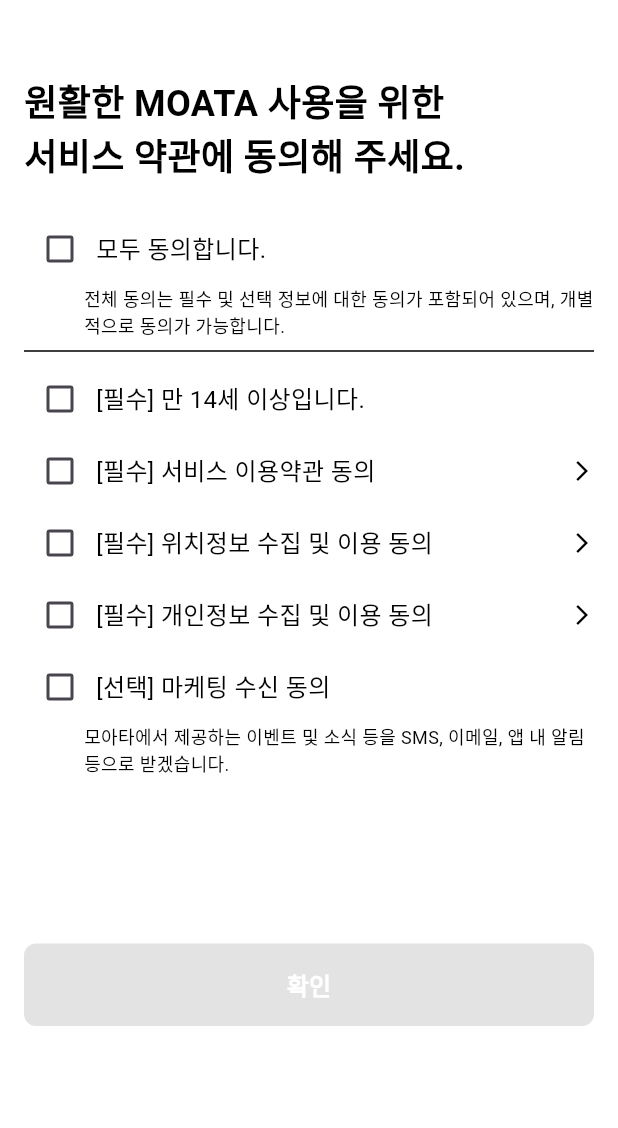
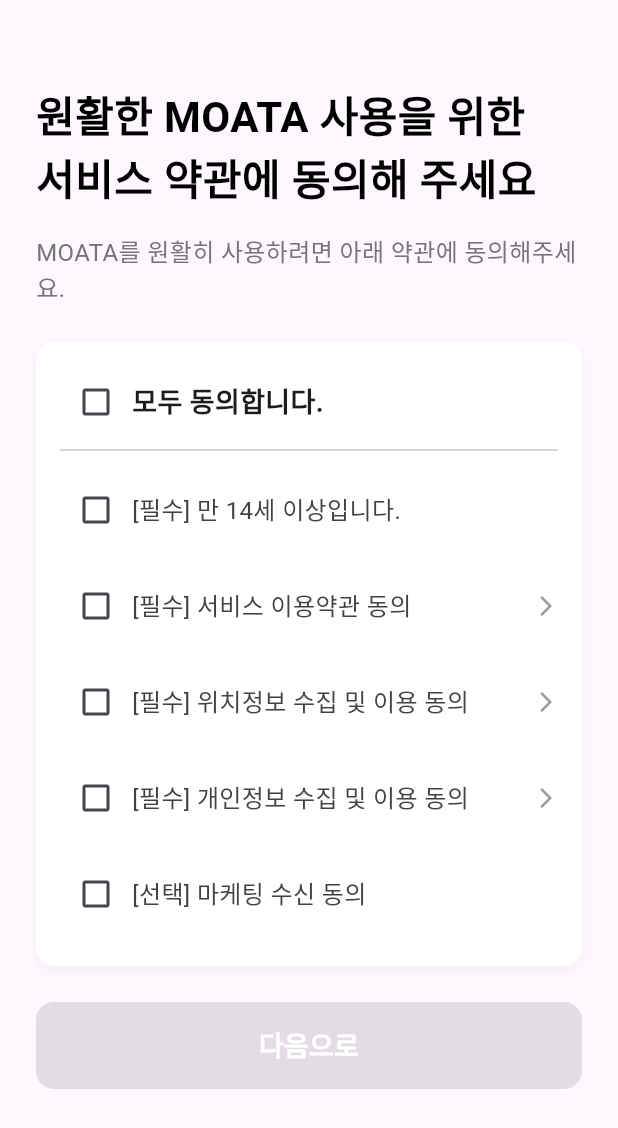
Before and after one commit to RYUjeonghyeon911/new-moata-flutter, a Flutter app: the screen it shows after launch, on a phone screen of 412 x 824 dp. Shown: the top 1128 px of the screen. Run offline on Flutter 3.47's test engine with Material 3 defaults, Android fonts, the phone set to English and light mode, and no system bars; our stand-ins replace geocoding; missing offline and left inert: flutter_naver_map.

Commit message:
12/22일 ui 전반적인 최종수정한 상태

```diff
--- a/lib/1.dart
+++ b/lib/1.dart
@@ -11,6 +11,13 @@
     return MaterialApp(
       debugShowCheckedModeBanner: false,
       home: TermsAgreementScreen(),
+      theme: ThemeData(
+        primarySwatch: Colors.blue,
+        scaffoldBackgroundColor: Colors.grey[50],
+        textTheme: TextTheme(
+          bodyMedium: TextStyle(color: Colors.grey[800]),
+        ),
+      ),
     );
   }
 }
@@ -41,7 +48,7 @@
 
   void checkAllMandatoryChecked() {
     setState(() {
-      allChecked = is14Above && termsChecked && locationChecked && personalInfoChecked && marketingChecked;
+      allChecked = is14Above && termsChecked && locationChecked && personalInfoChecked;
     });
   }
 
@@ -50,24 +57,48 @@
     return Scaffold(
       appBar: AppBar(
         backgroundColor: Colors.white,
-        toolbarHeight: 0, // Hide the AppBar
+        elevation: 0,
+        toolbarHeight: 0, // AppBar 숨김
       ),
-      body: Container(
-        color: Colors.white,
-        padding: EdgeInsets.symmetric(horizontal: 16.0),
+      body: SingleChildScrollView(
+        child: Padding(
+          padding: const EdgeInsets.symmetric(horizontal: 24.0, vertical: 16.0),
           child: Column(
             crossAxisAlignment: CrossAxisAlignment.start,
             children: [
-            SizedBox(height: 50),
+              SizedBox(height: 40),
               Text(
-              '원활한 MOATA 사용을 위한\n서비스 약관에 동의해 주세요.',
+                '원활한 MOATA 사용을 위한\n서비스 약관에 동의해 주세요',
                 style: TextStyle(
                   color: Colors.black,
-                fontSize: 24,
+                  fontSize: 28,
                   fontWeight: FontWeight.bold,
                 ),
               ),
-            SizedBox(height: 20),
+              SizedBox(height: 16),
+              Text(
+                'MOATA를 원활히 사용하려면 아래 약관에 동의해주세요.',
+                style: TextStyle(
+                  color: Colors.grey[600],
+                  fontSize: 16,
+                ),
+              ),
+              SizedBox(height: 24),
+              Container(
+                padding: EdgeInsets.all(16),
+                decoration: BoxDecoration(
+                  color: Colors.white,
+                  borderRadius: BorderRadius.circular(12),
+                  boxShadow: [
+                    BoxShadow(
+                      color: Colors.grey.withOpacity(0.1),
+                      blurRadius: 6,
+                      offset: Offset(0, 3),
+                    ),
+                  ],
+                ),
+                child: Column(
+                  children: [
                     Row(
                       children: [
                         Checkbox(
@@ -75,26 +106,20 @@
                           onChanged: (value) {
                             toggleAll(value!);
                           },
+                          activeColor: Colors.lightBlue,
                         ),
                         Expanded(
                           child: Text(
                             '모두 동의합니다.',
-                    style: TextStyle(color: Colors.black, fontSize: 16),
+                            style: TextStyle(
+                              fontSize: 18,
+                              fontWeight: FontWeight.bold,
+                            ),
                           ),
                         ),
                       ],
                     ),
-            Padding(
-              padding: const EdgeInsets.only(left: 40.0),
-              child: Text(
-                '전체 동의는 필수 및 선택 정보에 대한 동의가 포함되어 있으며, 개별적으로 동의가 가능합니다.',
-                style: TextStyle(color: Colors.black, fontSize: 12),
-              ),
-            ),
-            Divider(color: Colors.black),
-            Expanded(
-              child: ListView(
-                children: [
+                    Divider(),
                     buildCheckboxRow(
                       '[필수] 만 14세 이상입니다.',
                       is14Above,
@@ -144,20 +169,13 @@
                       (value) {
                         setState(() {
                           marketingChecked = value!;
-                        checkAllMandatoryChecked();
                         });
                       },
-                  ),
-                  Padding(
-                    padding: const EdgeInsets.only(left: 40.0),
-                    child: Text(
-                      '모아타에서 제공하는 이벤트 및 소식 등을 SMS, 이메일, 앱 내 알림 등으로 받겠습니다.',
-                      style: TextStyle(color: Colors.black, fontSize: 12),
-                    ),
                     ),
                   ],
                 ),
               ),
+              SizedBox(height: 24),
               Center(
                 child: SizedBox(
                   width: double.infinity,
@@ -171,50 +189,57 @@
                           }
                         : null,
                     style: ElevatedButton.styleFrom(
-                    backgroundColor: Colors.blue, // 버튼 배경 색상
+                      backgroundColor: Colors.blue,
                       shape: RoundedRectangleBorder(
-                      borderRadius: BorderRadius.circular(8), // 버튼 모서리 둥글게
+                        borderRadius: BorderRadius.circular(12),
                       ),
-                    padding: EdgeInsets.symmetric(vertical: 16), // 버튼 내부 여백
+                      padding: EdgeInsets.symmetric(vertical: 16),
                     ),
                     child: Text(
-                    '확인',
+                      '다음으로',
                       style: TextStyle(
-                      color: Colors.white, // 텍스트 색상
-                      fontSize: 16,
+                        fontSize: 18,
                         fontWeight: FontWeight.bold,
+                        color: Colors.white,
                       ),
                     ),
                   ),
                 ),
               ),
-            SizedBox(height: 140),
             ],
+          ),
         ),
       ),
     );
   }
 
   Widget buildCheckboxRow(String text, bool value, Function(bool?) onChanged, {bool hasArrow = false}) {
-    return Row(
+    return Padding(
+      padding: const EdgeInsets.symmetric(vertical: 8.0),
+      child: Row(
         children: [
           Checkbox(
             value: value,
             onChanged: onChanged,
+            activeColor: Colors.lightBlue,
           ),
           Expanded(
             child: Text(
               text,
-            style: TextStyle(color: Colors.black, fontSize: 16),
+              style: TextStyle(
+                fontSize: 16,
+                color: Colors.grey[800],
+              ),
             ),
           ),
           if (hasArrow)
             Icon(
               Icons.arrow_forward_ios,
-            color: Colors.black,
+              color: Colors.grey,
               size: 16,
             ),
         ],
+      ),
     );
   }
 }
```
Also changed, not shown: lib/2.dart (+55 -17 lines), lib/3.dart (+27 -17 lines), lib/5.dart (+6 -3 lines), lib/6.dart (+9 -4 lines), lib/7.dart (+8 -8 lines), lib/8.dart (+19 -3 lines). Lines whose indentation alone changed are shown as unchanged.
